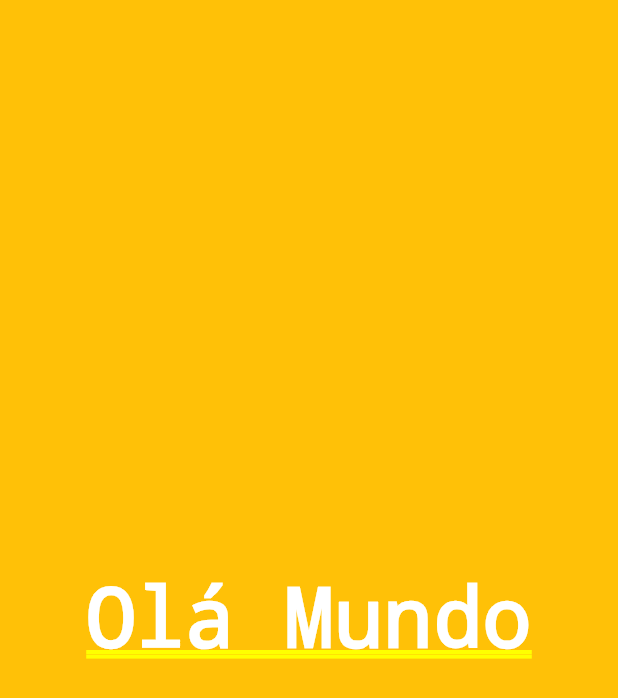
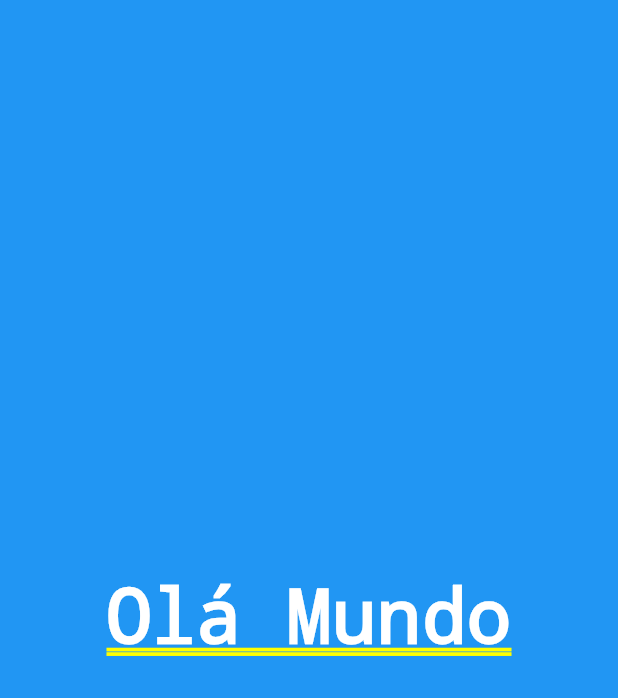
Before and after one commit to JoseJacsanCode/appContador, a Flutter app: the screen it shows after launch, on a phone screen of 412 x 824 dp. Shown: the top 698 px of the screen. Run offline on Flutter 3.47's test engine with Material 3 defaults, Android fonts, the phone set to English and light mode, and no system bars.

Commit message:
Home Page criada

```diff
--- a/lib/main.dart
+++ b/lib/main.dart
@@ -9,14 +9,23 @@ class MyApp extends StatelessWidget {
 
   @override
   Widget build(BuildContext context) {
-    return MaterialApp(
-      home: Container(
-        color: Colors.amber,
-        alignment: Alignment.center,
-        child: const Text(
-          'Olá Mundo',
-          style: TextStyle(color: Colors.white, fontSize: 55),
-        ),
+    return MaterialApp(home: HomePage(),);
+  }
+}
+
+class HomePage extends StatelessWidget {
+  const HomePage({super.key});
+
+  @override
+  Widget build(BuildContext build) {
+    return Container(
+      color: Colors.blue,
+      alignment: Alignment.center,
+      child: Text('Olá Mundo',
+      style: TextStyle(
+        color: Colors.white,
+        fontSize: 50
+      ),
       ),
     );
   }
```
